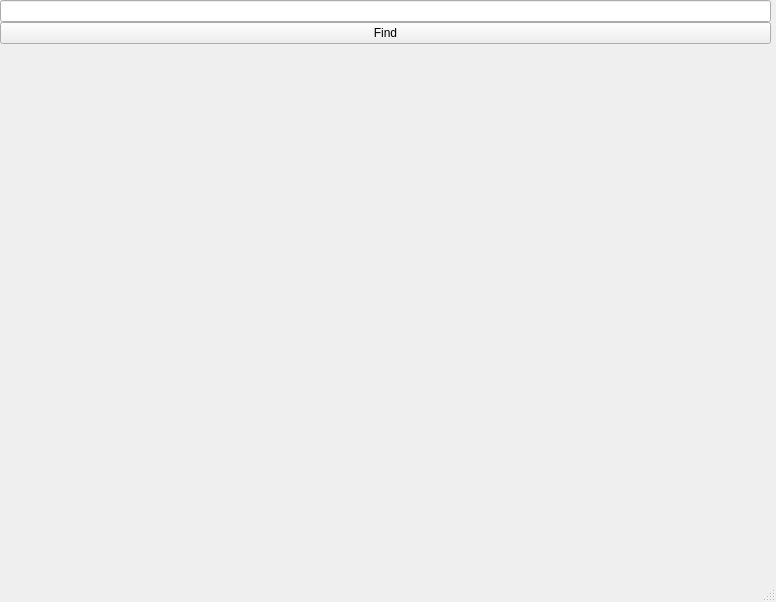
Kiraprint/sqlalchemy, file untitled.ui: the form before one commit.
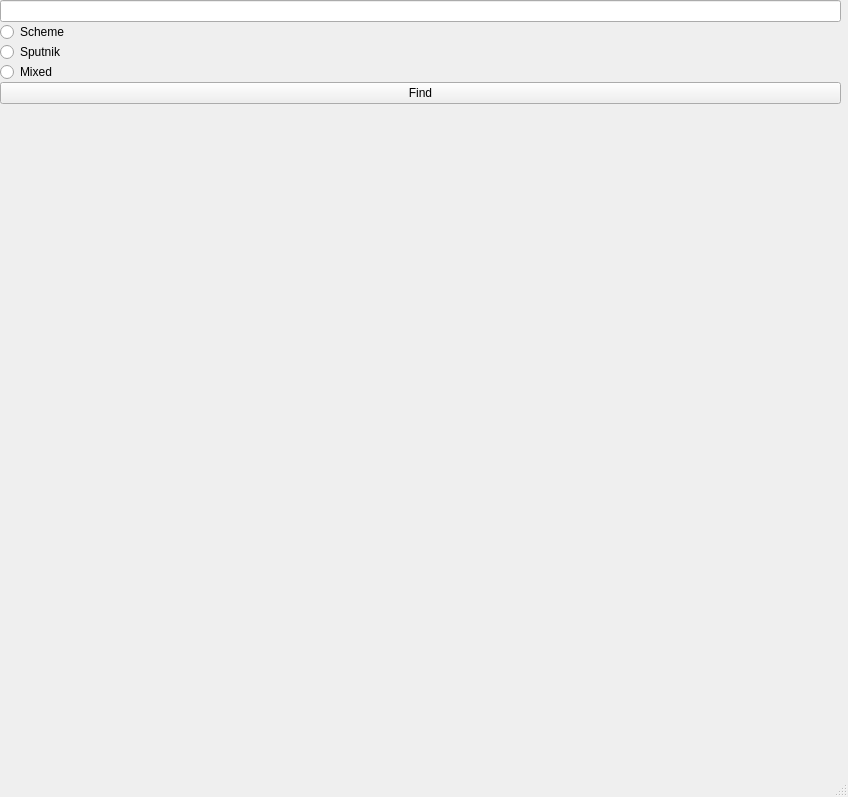
The form after the commit.

What changed in the file:
```diff
--- a/untitled.ui
+++ b/untitled.ui
@@ -6,8 +6,8 @@
    <rect>
     <x>0</x>
     <y>0</y>
-    <width>776</width>
-    <height>602</height>
+    <width>848</width>
+    <height>797</height>
    </rect>
   </property>
   <property name="windowTitle">
@@ -19,8 +19,8 @@
      <rect>
       <x>0</x>
       <y>0</y>
-      <width>771</width>
-      <height>551</height>
+      <width>841</width>
+      <height>741</height>
      </rect>
     </property>
     <layout class="QVBoxLayout" name="verticalLayout">
@@ -30,6 +30,36 @@
      <item>
       <widget class="QLineEdit" name="lineEdit"/>
      </item>
+     <item>
+      <widget class="QRadioButton" name="radioButton">
+       <property name="text">
+        <string>Scheme</string>
+       </property>
+       <attribute name="buttonGroup">
+        <string notr="true">buttonGroup</string>
+       </attribute>
+      </widget>
+     </item>
+     <item>
+      <widget class="QRadioButton" name="radioButton_3">
+       <property name="text">
+        <string>Sputnik</string>
+       </property>
+       <attribute name="buttonGroup">
+        <string notr="true">buttonGroup</string>
+       </attribute>
+      </widget>
+     </item>
+     <item>
+      <widget class="QRadioButton" name="radioButton_2">
+       <property name="text">
+        <string>Mixed</string>
+       </property>
+       <attribute name="buttonGroup">
+        <string notr="true">buttonGroup</string>
+       </attribute>
+      </widget>
+     </item>
      <item>
       <widget class="QPushButton" name="pushButton">
        <property name="text">
```
Left out of the diff: 5 changed lines with no effect on the pictures.
